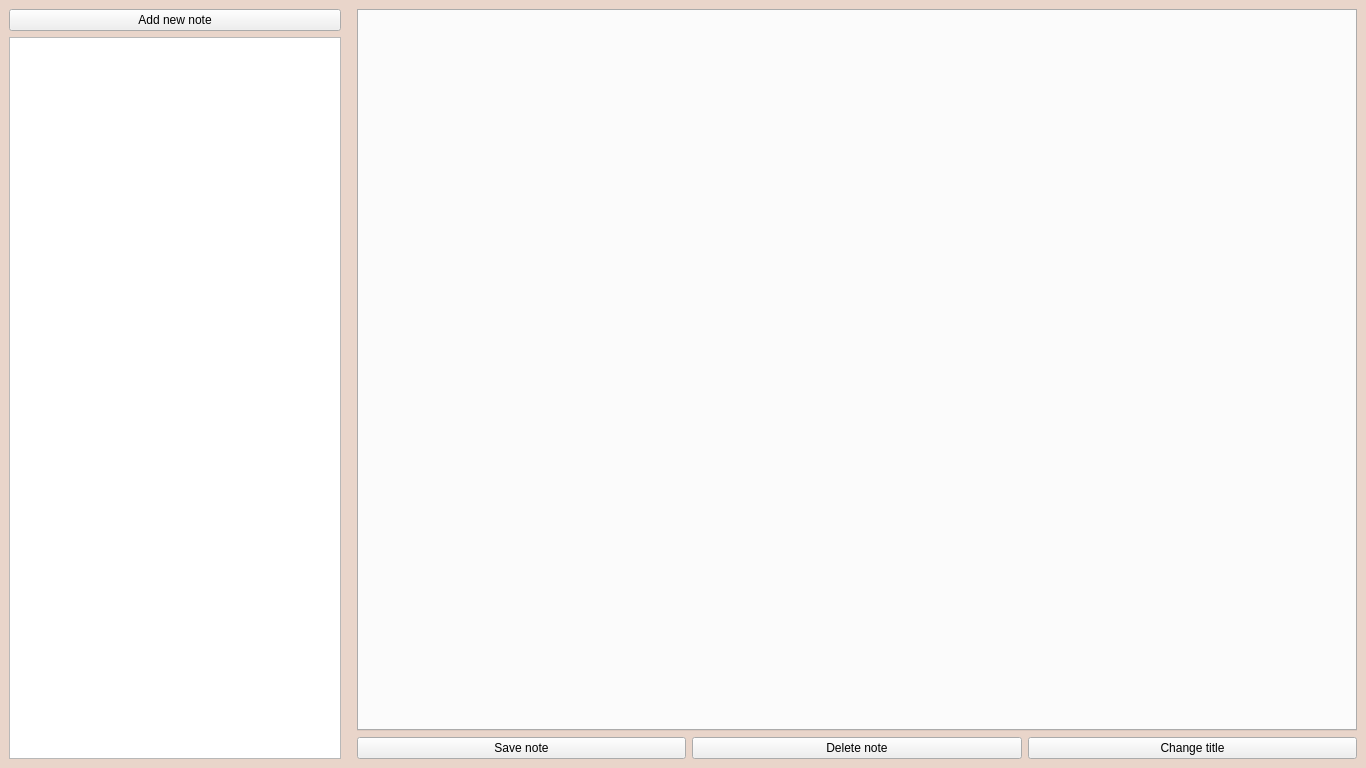
shawkyebrahim2514/To-DO-list-application, file Project/mainwindow.ui: the form before one commit.
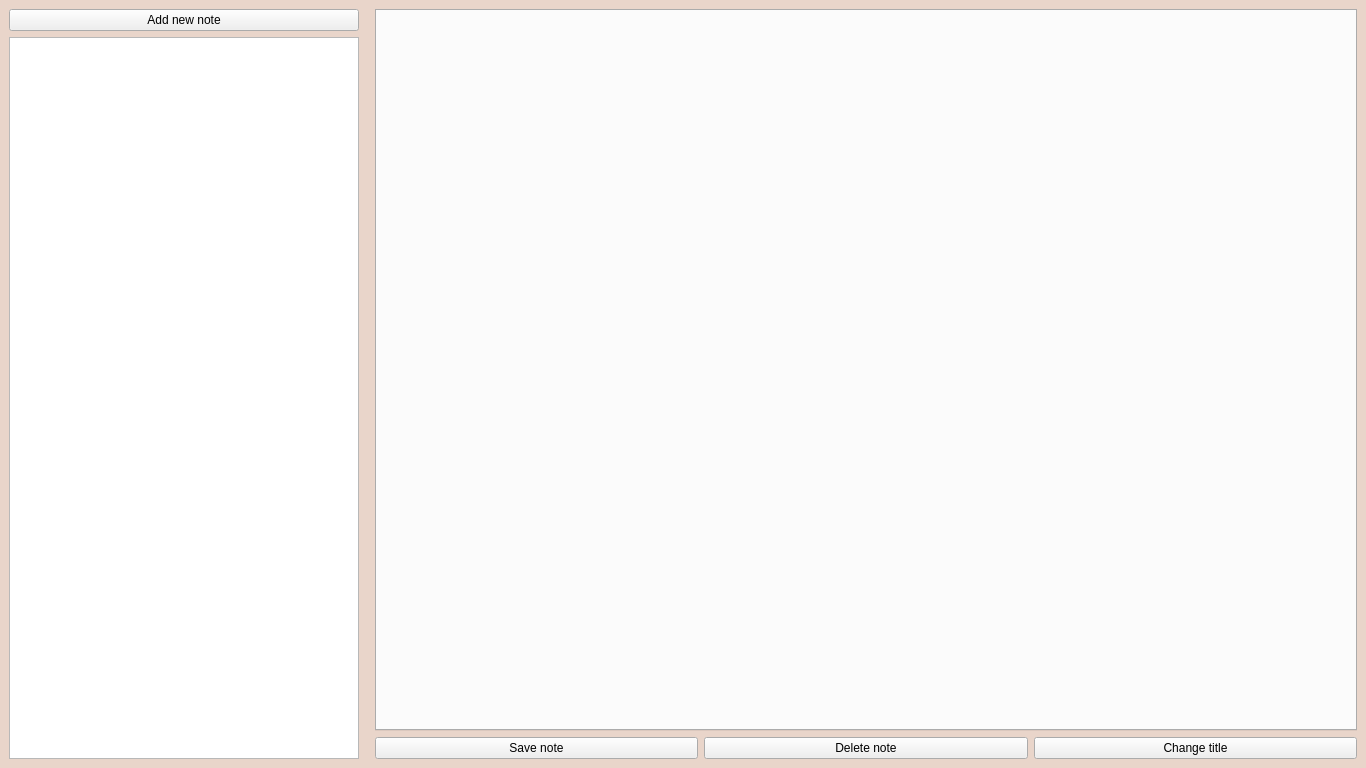
The form after the commit. Icons and pictures are not drawn.

Commit message: update windows size

Diff of the .ui file:
```diff
--- a/Project/mainwindow.ui
+++ b/Project/mainwindow.ui
@@ -24,8 +24,8 @@
   </property>
   <property name="maximumSize">
    <size>
-    <width>1366</width>
-    <height>768</height>
+    <width>16777215</width>
+    <height>16777215</height>
    </size>
   </property>
   <property name="windowTitle">
@@ -74,6 +74,18 @@
       </item>
       <item>
        <widget class="QListWidget" name="listWidget">
+        <property name="sizePolicy">
+         <sizepolicy hsizetype="Preferred" vsizetype="Expanding">
+          <horstretch>0</horstretch>
+          <verstretch>0</verstretch>
+         </sizepolicy>
+        </property>
+        <property name="minimumSize">
+         <size>
+          <width>350</width>
+          <height>0</height>
+         </size>
+        </property>
         <property name="styleSheet">
          <string notr="true"/>
         </property>
@@ -112,7 +124,7 @@
        <widget class="QTabWidget" name="tabWidget">
         <property name="minimumSize">
          <size>
-          <width>1000</width>
+          <width>0</width>
           <height>0</height>
          </size>
         </property>
```
The commit also changes 2 other files.
